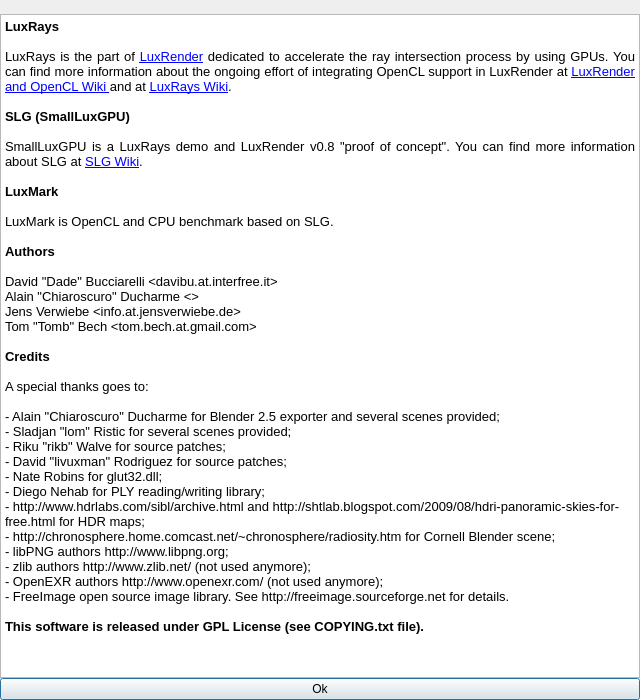
First picture: the form in samples/luxmark/aboutdialog.ui, repository LuxCoreRender/LuxCore, before the edit.
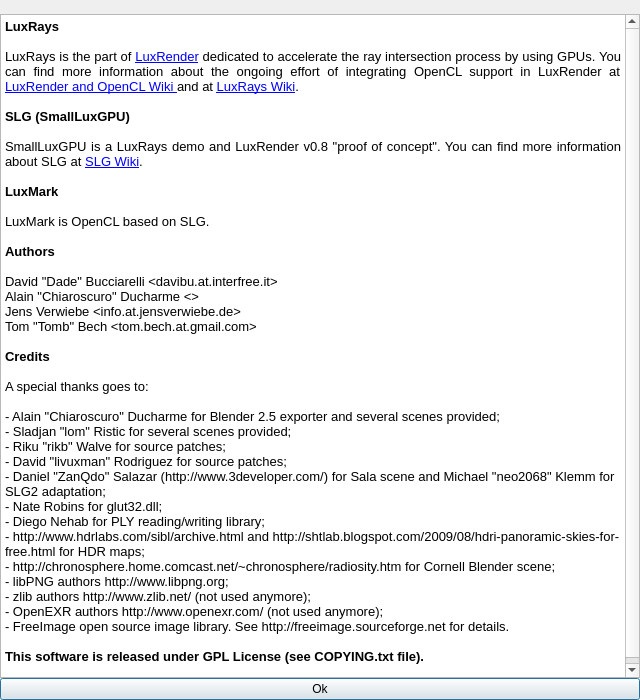
Second picture: the form after the edit. Icons and pictures are not drawn.

Commit message: LuxMark: it is now described as a OpenCL-only benchmark in about dialog and README file

What changed in the file:
```diff
--- a/samples/luxmark/aboutdialog.ui
+++ b/samples/luxmark/aboutdialog.ui
@@ -78,7 +78,7 @@
 &lt;p align=&quot;justify&quot; style=&quot;-qt-paragraph-type:empty; margin-top:0px; margin-bottom:0px; margin-left:0px; margin-right:0px; -qt-block-indent:0; text-indent:0px; font-family:'Sans'; font-size:10pt;&quot;&gt;&lt;/p&gt;
 &lt;p align=&quot;justify&quot; style=&quot; margin-top:0px; margin-bottom:0px; margin-left:0px; margin-right:0px; -qt-block-indent:0; text-indent:0px;&quot;&gt;&lt;span style=&quot; font-family:'Sans'; font-size:10pt; font-weight:600;&quot;&gt;LuxMark&lt;/span&gt;&lt;/p&gt;
 &lt;p align=&quot;justify&quot; style=&quot;-qt-paragraph-type:empty; margin-top:0px; margin-bottom:0px; margin-left:0px; margin-right:0px; -qt-block-indent:0; text-indent:0px; font-family:'Sans'; font-size:10pt;&quot;&gt;&lt;/p&gt;
-&lt;p align=&quot;justify&quot; style=&quot; margin-top:0px; margin-bottom:0px; margin-left:0px; margin-right:0px; -qt-block-indent:0; text-indent:0px;&quot;&gt;&lt;span style=&quot; font-family:'Sans'; font-size:10pt;&quot;&gt;LuxMark is OpenCL and CPU benchmark based on SLG.&lt;/span&gt;&lt;/p&gt;
+&lt;p align=&quot;justify&quot; style=&quot; margin-top:0px; margin-bottom:0px; margin-left:0px; margin-right:0px; -qt-block-indent:0; text-indent:0px;&quot;&gt;&lt;span style=&quot; font-family:'Sans'; font-size:10pt;&quot;&gt;LuxMark is OpenCL based on SLG.&lt;/span&gt;&lt;/p&gt;
 &lt;p align=&quot;justify&quot; style=&quot;-qt-paragraph-type:empty; margin-top:0px; margin-bottom:0px; margin-left:0px; margin-right:0px; -qt-block-indent:0; text-indent:0px; font-family:'Sans'; font-size:10pt;&quot;&gt;&lt;/p&gt;
 &lt;p align=&quot;justify&quot; style=&quot; margin-top:0px; margin-bottom:0px; margin-left:0px; margin-right:0px; -qt-block-indent:0; text-indent:0px;&quot;&gt;&lt;span style=&quot; font-family:'Sans'; font-size:10pt; font-weight:600;&quot;&gt;Authors&lt;/span&gt;&lt;/p&gt;
 &lt;p style=&quot;-qt-paragraph-type:empty; margin-top:0px; margin-bottom:0px; margin-left:0px; margin-right:0px; -qt-block-indent:0; text-indent:0px; font-family:'Sans'; font-size:10pt;&quot;&gt;&lt;/p&gt;
@@ -95,6 +95,7 @@
 &lt;p style=&quot; margin-top:0px; margin-bottom:0px; margin-left:0px; margin-right:0px; -qt-block-indent:0; text-indent:0px;&quot;&gt;&lt;span style=&quot; font-family:'Sans'; font-size:10pt;&quot;&gt;- Sladjan &amp;quot;lom&amp;quot; Ristic for several scenes provided;&lt;/span&gt;&lt;/p&gt;
 &lt;p style=&quot; margin-top:0px; margin-bottom:0px; margin-left:0px; margin-right:0px; -qt-block-indent:0; text-indent:0px;&quot;&gt;&lt;span style=&quot; font-family:'Sans'; font-size:10pt;&quot;&gt;- Riku &amp;quot;rikb&amp;quot; Walve for source patches;&lt;/span&gt;&lt;/p&gt;
 &lt;p style=&quot; margin-top:0px; margin-bottom:0px; margin-left:0px; margin-right:0px; -qt-block-indent:0; text-indent:0px;&quot;&gt;&lt;span style=&quot; font-family:'Sans'; font-size:10pt;&quot;&gt;- David &amp;quot;livuxman&amp;quot; Rodriguez for source patches;&lt;/span&gt;&lt;/p&gt;
+&lt;p style=&quot; margin-top:0px; margin-bottom:0px; margin-left:0px; margin-right:0px; -qt-block-indent:0; text-indent:0px;&quot;&gt;&lt;span style=&quot; font-family:'Sans'; font-size:10pt;&quot;&gt;- Daniel &amp;quot;ZanQdo&amp;quot; Salazar (http://www.3developer.com/) for Sala scene and Michael &amp;quot;neo2068&amp;quot; Klemm for SLG2 adaptation;&lt;/span&gt;&lt;/p&gt;
 &lt;p style=&quot; margin-top:0px; margin-bottom:0px; margin-left:0px; margin-right:0px; -qt-block-indent:0; text-indent:0px;&quot;&gt;&lt;span style=&quot; font-family:'Sans'; font-size:10pt;&quot;&gt;- Nate Robins for glut32.dll;&lt;/span&gt;&lt;/p&gt;
 &lt;p style=&quot; margin-top:0px; margin-bottom:0px; margin-left:0px; margin-right:0px; -qt-block-indent:0; text-indent:0px;&quot;&gt;&lt;span style=&quot; font-family:'Sans'; font-size:10pt;&quot;&gt;- Diego Nehab for PLY reading/writing library;&lt;/span&gt;&lt;/p&gt;
 &lt;p style=&quot; margin-top:0px; margin-bottom:0px; margin-left:0px; margin-right:0px; -qt-block-indent:0; text-indent:0px;&quot;&gt;&lt;span style=&quot; font-family:'Sans'; font-size:10pt;&quot;&gt;- http://www.hdrlabs.com/sibl/archive.html and http://shtlab.blogspot.com/2009/08/hdri-panoramic-skies-for-free.html for HDR maps;&lt;/span&gt;&lt;/p&gt;
```
The commit also changes 2 other files.
